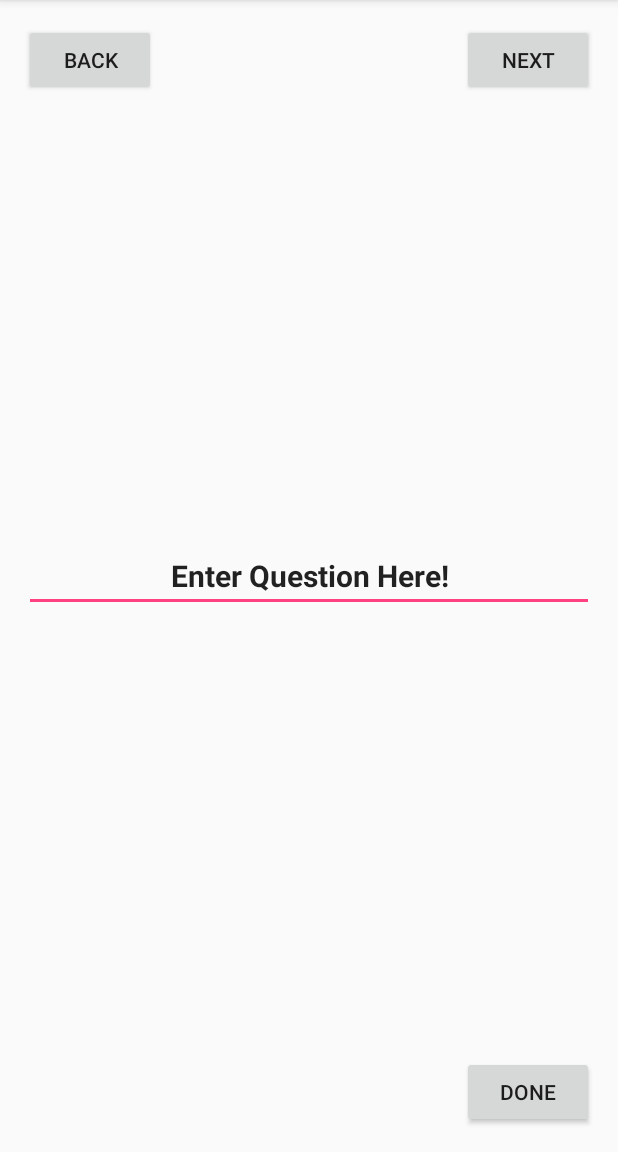
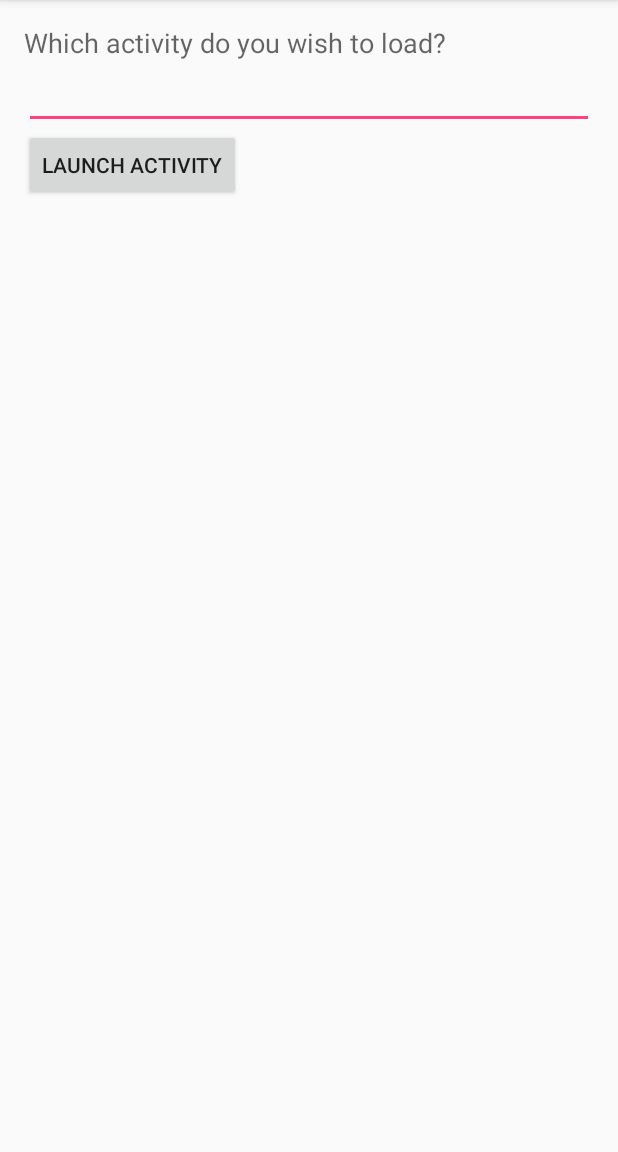
Before and after one commit to jadkinsjr76/WhositApp, an Android app: the screen it shows after launch (CreateQuestionActivity before the commit, DebugActivity after it), on a phone screen of 412 x 824 dp, the part 84-1236 px from its top. Run offline under Robolectric (Android 15) with nearby library versions, the phone set to English and light mode, and no system bars.

Commit message:
Added new startup (DebugActivity) that will launch any activity.  This is case sensitive.

```diff
--- /dev/null
+++ b/app/src/main/java/com/example/jackadkins/whosit/DebugActivity.java
@@ -0,0 +1,42 @@
+package com.example.jackadkins.whosit;
+
+import android.content.Intent;
+import android.support.v7.app.AppCompatActivity;
+import android.os.Bundle;
+import android.view.View;
+import android.view.View.OnClickListener;
+import android.widget.Button;
+import android.widget.TextView;
+import android.widget.Toast;
+
+public class DebugActivity extends AppCompatActivity implements OnClickListener
+{
+
+    @Override
+    protected void onCreate(Bundle savedInstanceState)
+    {
+        super.onCreate(savedInstanceState);
+        setContentView(R.layout.activity_debug);
+        Button launch = (Button) findViewById(R.id.btnLaunch);
+        launch.setOnClickListener(this);
+    }
+
+    @Override
+    public void onClick(View v)
+    {
+        TextView activity = (TextView) findViewById(R.id.editActivity);
+        Class cActivity = null;
+        String launcher = "com.example.jackadkins.whosit." + activity.getText();
+        Intent i = null;
+        try
+        {
+            i = new Intent(getApplicationContext(), Class.forName(launcher));
+        }
+        catch (ClassNotFoundException e)
+        {
+            Toast.makeText(this, e.getMessage(), Toast.LENGTH_LONG).show();
+            return;
+        }
+        startActivity(i);
+    }
+}
--- /dev/null
+++ b/app/src/main/res/layout/activity_debug.xml
@@ -0,0 +1,39 @@
+<?xml version="1.0" encoding="utf-8"?>
+<RelativeLayout
+    xmlns:android="http://schemas.android.com/apk/res/android"
+    xmlns:tools="http://schemas.android.com/tools"
+    android:layout_width="match_parent"
+    android:layout_height="match_parent"
+    android:paddingBottom="@dimen/activity_vertical_margin"
+    android:paddingLeft="@dimen/activity_horizontal_margin"
+    android:paddingRight="@dimen/activity_horizontal_margin"
+    android:paddingTop="@dimen/activity_vertical_margin"
+    tools:context="com.example.jackadkins.whosit.DebugActivity">
+
+    <TextView
+        android:layout_width="wrap_content"
+        android:layout_height="wrap_content"
+        android:textAppearance="?android:attr/textAppearanceMedium"
+        android:text="Which activity do you wish to load?"
+        android:id="@+id/textView2"
+        android:layout_alignParentTop="true"
+        android:layout_alignParentLeft="true"
+        android:layout_alignParentStart="true"/>
+
+    <EditText
+        android:layout_width="fill_parent"
+        android:layout_height="wrap_content"
+        android:id="@+id/editActivity"
+        android:layout_below="@+id/textView2"
+        android:layout_alignParentLeft="true"
+        android:layout_alignParentStart="true"/>
+
+    <Button
+        android:layout_width="wrap_content"
+        android:layout_height="wrap_content"
+        android:text="Launch Activity"
+        android:id="@+id/btnLaunch"
+        android:layout_below="@+id/editActivity"
+        android:layout_alignParentLeft="true"
+        android:layout_alignParentStart="true"/>
+</RelativeLayout>
```
Also changed, not shown: app/src/main/AndroidManifest.xml (+7 -4 lines), app/src/main/java/com/example/jackadkins/whosit/Choice.java (added, +26 -0 lines), app/src/main/java/com/example/jackadkins/whosit/Question.java (added, +20 -0 lines), app/src/main/java/com/example/jackadkins/whosit/Quiz.java (added, +35 -0 lines), app/src/main/java/com/example/jackadkins/whosit/QuizXmlParser.java (added, +66 -0 lines), app/src/main/java/com/example/jackadkins/whosit/TakeQuizActivity.java (+11 -2 lines).
